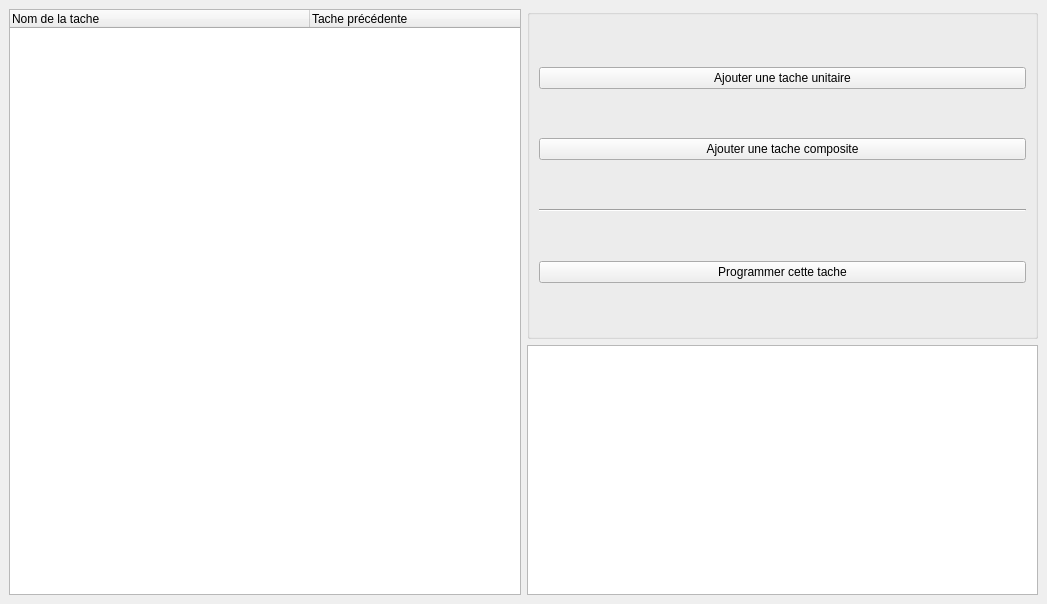
sd65/ProCal, file App/ProCal/ui/mainWindowProjet.ui: the form before one commit.
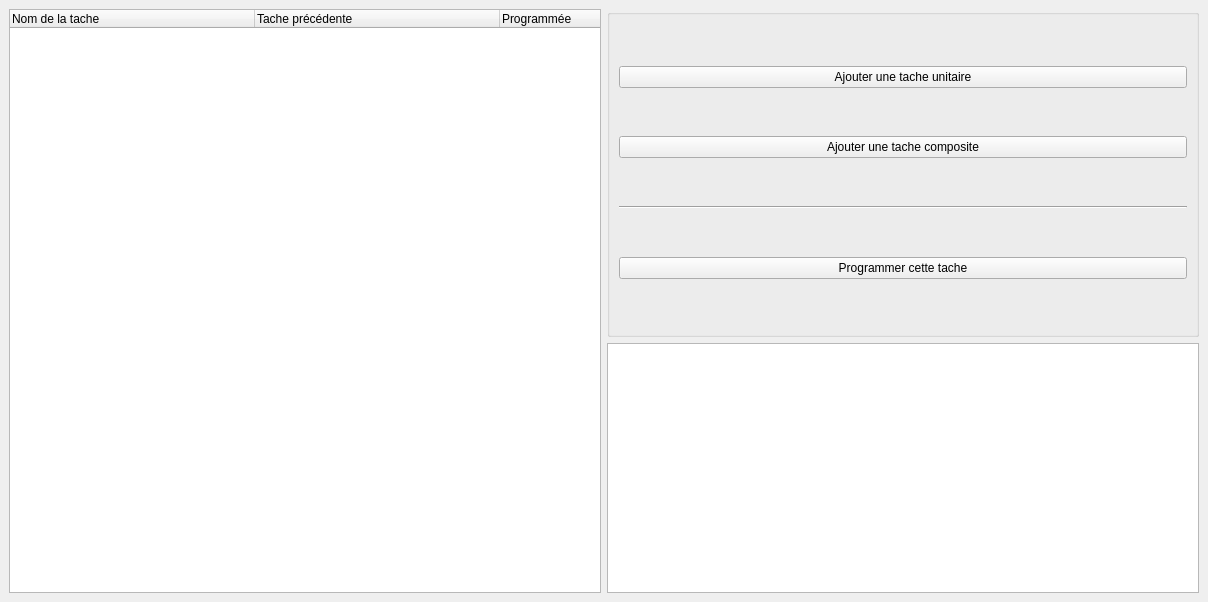
The form after the commit. Icons and pictures are not drawn.

Commit message: Added prog indicator in projet editor

```diff
--- a/App/ProCal/ui/mainWindowProjet.ui
+++ b/App/ProCal/ui/mainWindowProjet.ui
@@ -9,8 +9,8 @@
    <rect>
     <x>0</x>
     <y>0</y>
-    <width>1047</width>
-    <height>604</height>
+    <width>1208</width>
+    <height>602</height>
    </rect>
   </property>
   <property name="windowTitle">
@@ -20,8 +20,11 @@
    <layout class="QHBoxLayout" name="horizontalLayout">
     <item>
      <widget class="QTreeWidget" name="tree">
+      <property name="indentation">
+       <number>15</number>
+      </property>
       <attribute name="headerDefaultSectionSize">
-       <number>300</number>
+       <number>245</number>
       </attribute>
       <column>
        <property name="text">
@@ -33,6 +36,11 @@
         <string>Tache précédente</string>
        </property>
       </column>
+      <column>
+       <property name="text">
+        <string>Programmée</string>
+       </property>
+      </column>
      </widget>
     </item>
     <item>
```
The commit also changes 2 other files.
